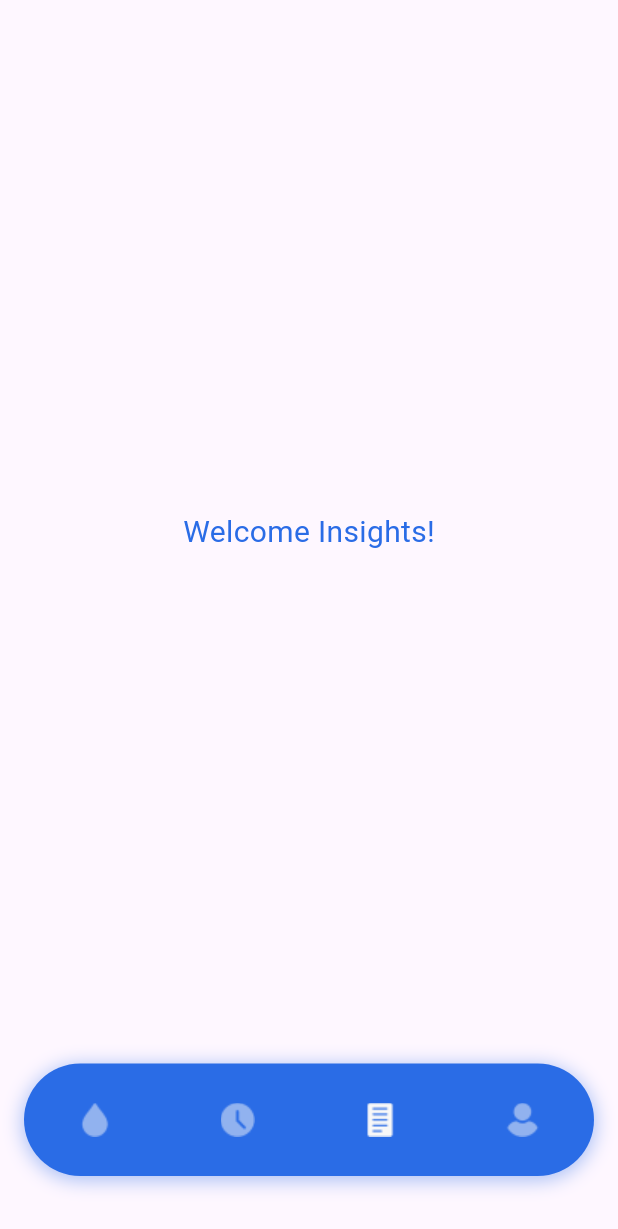
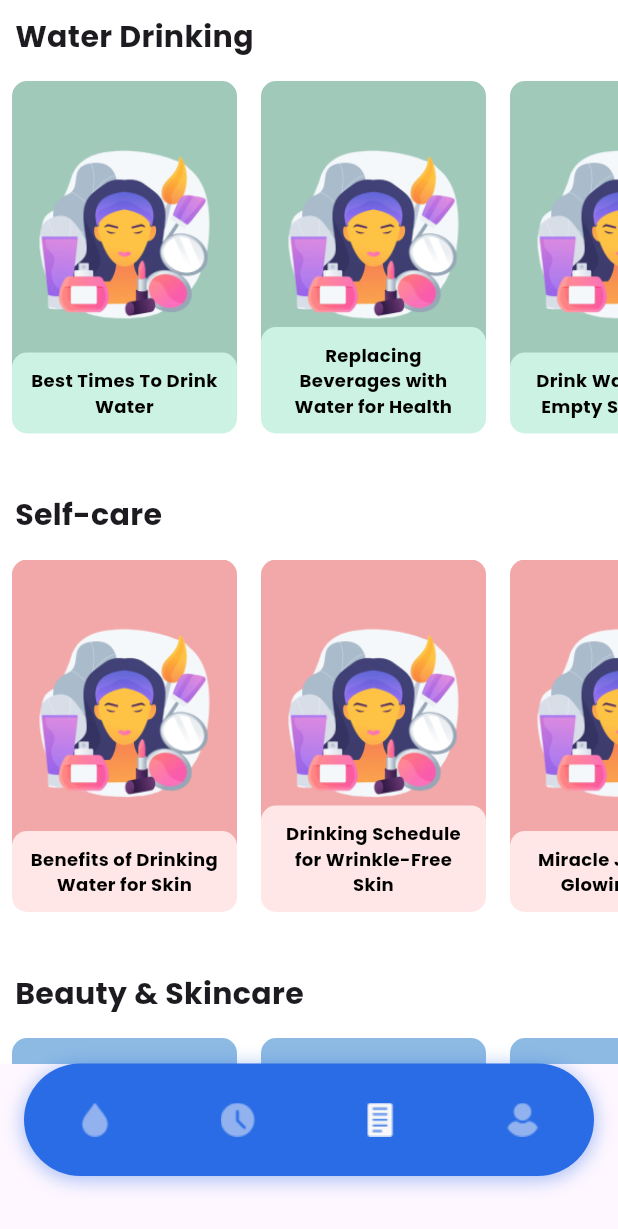
Before and after one commit to amro3z/Dr.Drink-demo-, a Flutter app: the CustomNavigationBar screen opened directly, item 3 of the bottom bar chosen, on a phone screen of 412 x 824 dp. Shown: the top 1229 px of the screen. Run offline on Flutter 3.47's test engine with Material 3 defaults, Android fonts, the phone set to English and light mode, and no system bars; our stand-ins replace awesome_dialog, connectivity_plus, dio, firebase_auth, firebase_core, fl_chart and 8 more; accounts and stored records are empty; network calls fail.

Commit message:
Insights UI

```diff
--- a/lib/main.dart
+++ b/lib/main.dart
@@ -1,4 +1,4 @@
-import 'package:dr_drink/componnent/navigation_bar.dart';
+import 'package:dr_drink/screens/insights_screen.dart';
 import 'package:dr_drink/screens/splash_screen.dart';
 import 'package:firebase_auth/firebase_auth.dart';
 import 'package:flutter/material.dart';
@@ -44,7 +44,6 @@ class Main extends StatefulWidget {
 }
 
 class _MainState extends State<Main> {
-
   @override
   void initState() {
     FirebaseAuth.instance.authStateChanges().listen((User? user) {
@@ -61,9 +60,9 @@ class _MainState extends State<Main> {
     return BlocProvider(
       create: (context) =>
           WeatherCubit()..getWeather(), // تأكد من استدعاء getWeather هنا
-      child:  const MaterialApp(
+      child: const MaterialApp(
         debugShowCheckedModeBanner: false,
-        home: SplashScreen(),
+        home: const InsightsPage(),
       ),
     );
   }
--- a/lib/screens/insights_screen.dart
+++ b/lib/screens/insights_screen.dart
@@ -1,21 +1,37 @@
 import 'package:flutter/material.dart';
-
-import '../values/color.dart';
+import 'package:flutter/services.dart'; // استيراد SystemChrome
+import 'package:dr_drink/shares/card.dart';
 
 class InsightsPage extends StatelessWidget {
   const InsightsPage({Key? key}) : super(key: key);
+
   @override
   Widget build(BuildContext context) {
-    return const Scaffold(
-        body: Stack(children: [
-          Align(
-            alignment: Alignment(0, 0),
-            child: Text(
-              'Welcome Insights!',
-              style: TextStyle(color: MyColor.blue, fontSize: 20),
-            ),
+    // تخلي شريط الحالة شفاف
+    SystemChrome.setSystemUIOverlayStyle(
+      const SystemUiOverlayStyle(
+        statusBarColor: Colors.white, // شريط الحالة شفاف
+        statusBarIconBrightness:
+            Brightness.dark, // الأيقونات تبقى غامقة عشان الخلفية فاتحة
+      ),
+    );
+
+    return Scaffold(
+      backgroundColor: Colors.white,
+      appBar: PreferredSize(
+        preferredSize: const Size.fromHeight(10), // تقدر تتحكم في الارتفاع هنا
+        child: AppBar(
+          backgroundColor: Colors.white, // الخلفية شفافة
+          elevation: 0, // مفيش ظل ولا تأثير
+        ),
+      ),
+      body: const CustomScrollView(
+        slivers: [
+          SliverToBoxAdapter(
+            child: MyCard(), // الكارت بتاعك
           ),
-
-        ]));
+        ],
+      ),
+    );
   }
 }
--- a/lib/screens/profile_screen.dart
+++ b/lib/screens/profile_screen.dart
@@ -1,8 +1,6 @@
 import 'package:dr_drink/screens/login_screen.dart';
 import 'package:firebase_auth/firebase_auth.dart';
 import 'package:flutter/material.dart';
-
-import '../values/color.dart';
 
 class ProfilePage extends StatefulWidget {
   const ProfilePage({Key? key}) : super(key: key);
--- a/lib/screens/splash_screen.dart
+++ b/lib/screens/splash_screen.dart
@@ -1,7 +1,6 @@
 import 'dart:developer';
 
 import 'package:dr_drink/componnent/navigation_bar.dart';
-import 'package:dr_drink/screens/home_screen.dart';
 import 'package:dr_drink/screens/login_screen.dart';
 import 'package:firebase_auth/firebase_auth.dart';
 
--- /dev/null
+++ b/lib/shares/card.dart
@@ -0,0 +1,261 @@
+import 'package:dr_drink/values/color.dart';
+import 'package:flutter/material.dart';
+
+class InsightsCard extends StatelessWidget {
+  const InsightsCard(
+      {super.key,
+      required this.backcolor,
+      required this.cardcolor,
+      required this.text,
+      required this.path});
+  final Color backcolor;
+  final Color cardcolor;
+  final String text;
+  final String path;
+  @override
+  Widget build(BuildContext context) {
+    return Stack(
+      clipBehavior:
+          Clip.none, // يسمح للمستطيل الصغير بالخروج خارج حدود المستطيل الكبير
+      children: [
+        Container(
+          decoration: BoxDecoration(
+            borderRadius: BorderRadius.circular(10),
+            color: backcolor,
+          ),
+          height: 200,
+          width: 150,
+        ),
+        // وضع الصورة في منتصف المستطيل الكبير
+        Positioned(
+          top: 0, // الصورة تبدأ من أعلى البطاقة
+          left: 0,
+          bottom: 65, // ترك مساحة للنص أسفل الصورة
+          right: 0,
+          child: Image(
+            image: AssetImage(path),
+            width: 50,
+            height: 50,
+            fit: BoxFit.contain, // لضمان أن الصورة مناسبة للحجم
+          ),
+        ),
+        // المستطيل الصغير موضوع تحت المستطيل الكبير بالكامل
+        Positioned(
+          bottom: 35, // هنا نتحكم في ظهور جزء من المستطيل أسفل المستطيل الكبير
+          left: 0,
+          right: 0,
+          child: Container(
+            padding: const EdgeInsets.all(10),
+            decoration: BoxDecoration(
+              borderRadius: BorderRadius.circular(10),
+              color: cardcolor,
+            ),
+            child: Text(
+              text,
+              style: const TextStyle(
+                  color: Colors.black,
+                  fontSize: 12,
+                  fontFamily: 'Poppins',
+                  fontWeight: FontWeight.bold),
+              textAlign: TextAlign.center,
+            ),
+          ),
+        ),
+      ],
+    );
+  }
+}
+
+class ListCard extends StatefulWidget {
+  const ListCard({super.key, required this.categoryCard});
+  final List<InsightsCard> categoryCard;
+
+  @override
+  State<ListCard> createState() => _ListCardState();
+}
+
+class _ListCardState extends State<ListCard> {
+  @override
+  Widget build(BuildContext context) {
+    return SizedBox(
+      height: 270,
+      child: ListView.builder(
+        scrollDirection: Axis.horizontal, // الاتجاه الأفقي
+        itemCount: widget.categoryCard.length,
+        itemBuilder: (context, index) {
+          return Padding(
+            padding: const EdgeInsets.symmetric(
+                horizontal: 8.0), // مسافة بسيطة بين الكروت
+            child: widget.categoryCard[index],
+          );
+        },
+      ),
+    );
+  }
+}
+
+class MyCard extends StatelessWidget {
+  const MyCard({super.key});
+
+  @override
+  Widget build(BuildContext context) {
+    return const Column(
+      crossAxisAlignment: CrossAxisAlignment.start,
+      mainAxisAlignment: MainAxisAlignment.start,
+      children: [
+        Padding(
+          padding: EdgeInsets.only(bottom: 15, left: 10),
+          child: Text(
+            'Water Drinking',
+            style: TextStyle(
+                fontWeight: FontWeight.bold,
+                fontSize: 20,
+                fontFamily: "Poppins"),
+          ),
+        ),
+        ListCard(
+          categoryCard: [
+            InsightsCard(
+              backcolor: MyColor.frow,
+              cardcolor: MyColor.fcrow,
+              path: "assets/image/skincare.png",
+              text: 'Best Times To Drink Water',
+            ),
+            InsightsCard(
+              backcolor: MyColor.frow,
+              cardcolor: MyColor.fcrow,
+              path: "assets/image/skincare.png",
+              text: 'Replacing Beverages with Water for Health',
+            ),
+            InsightsCard(
+              backcolor: MyColor.frow,
+              cardcolor: MyColor.fcrow,
+              path: "assets/image/skincare.png",
+              text: 'Drink Water on an Empty Stomach?',
+            ),
+            InsightsCard(
+              backcolor: MyColor.frow,
+              cardcolor: MyColor.fcrow,
+              path: "assets/image/skincare.png",
+              text: 'Avoid These Water Drinking Mistakes',
+            ),
+          ],
+        ),
+        Padding(
+          padding: EdgeInsets.only(bottom: 15, top: 5, left: 10),
+          child: Text(
+            'Self-care',
+            style: TextStyle(
+                fontWeight: FontWeight.bold,
+                fontSize: 20,
+                fontFamily: "Poppins"),
+          ),
+        ),
+        ListCard(
+          categoryCard: [
+            InsightsCard(
+              backcolor: MyColor.srow,
+              cardcolor: MyColor.scrow,
+              path: "assets/image/skincare.png",
+              text: 'Benefits of Drinking Water for Skin',
+            ),
+            InsightsCard(
+              backcolor: MyColor.srow,
+              cardcolor: MyColor.scrow,
+              path: "assets/image/skincare.png",
+              text: 'Drinking Schedule for Wrinkle-Free Skin',
+            ),
+            InsightsCard(
+              backcolor: MyColor.srow,
+              cardcolor: MyColor.scrow,
+              path: "assets/image/skincare.png",
+              text: 'Miracle Juices for Glowing Skin',
+            ),
+            InsightsCard(
+              backcolor: MyColor.srow,
+              cardcolor: MyColor.scrow,
+              path: "assets/image/skincare.png",
+              text: 'Hot and Cold Water Benefits for Skin',
+            ),
+          ],
+        ),
+        Padding(
+          padding: EdgeInsets.only(bottom: 15, top: 5, left: 10),
+          child: Text(
+            'Beauty & Skincare',
+            style: TextStyle(
+                fontWeight: FontWeight.bold,
+                fontSize: 20,
+                fontFamily: "Poppins"),
+          ),
+        ),
+        ListCard(
+          categoryCard: [
+            InsightsCard(
+              backcolor: MyColor.trow,
+              cardcolor: MyColor.tcrow,
+              path: "assets/image/skincare.png",
+              text: 'Herbal Teas for Better Mental Health',
+            ),
+            InsightsCard(
+              backcolor: MyColor.trow,
+              cardcolor: MyColor.tcrow,
+              path: "assets/image/skincare.png",
+              text: 'Miracle Juices for Glowing Skin',
+            ),
+            InsightsCard(
+              backcolor: MyColor.trow,
+              cardcolor: MyColor.tcrow,
+              path: "assets/image/skincare.png",
+              text: 'Benfits of Hydration for Exercise',
+            ),
+            InsightsCard(
+              backcolor: MyColor.trow,
+              cardcolor: MyColor.tcrow,
+              path: "assets/image/skincare.png",
+              text: 'Hot Water Benefits for skin',
+            ),
+          ],
+        ),
+        Padding(
+          padding: EdgeInsets.only(bottom: 15, top: 5, left: 10),
+          child: Text(
+            'Water Drinking',
+            style: TextStyle(
+                fontWeight: FontWeight.bold,
+                fontSize: 20,
+                fontFamily: "Poppins"),
+          ),
+        ),
+        ListCard(
+          categoryCard: [
+            InsightsCard(
+              backcolor: MyColor.forow,
+              cardcolor: MyColor.focrow,
+              path: "assets/image/skincare.png",
+              text: 'Drink Milk Before Bed to Relieve Stress',
+            ),
+            InsightsCard(
+              backcolor: MyColor.forow,
+              cardcolor: MyColor.focrow,
+              path: "assets/image/skincare.png",
+              text: 'Stop Anxiety by Drinking Water',
+            ),
+            InsightsCard(
+              backcolor: MyColor.forow,
+              cardcolor: MyColor.focrow,
+              path: "assets/image/skincare.png",
+              text: 'Replacing Beverages with Water for Health',
+            ),
+            InsightsCard(
+              backcolor: MyColor.forow,
+              cardcolor: MyColor.focrow,
+              path: "assets/image/skincare.png",
+              text: 'Drink Water on an Empty Stomach?',
+            ),
+          ],
+        ),
+      ],
+    );
+  }
+}
--- a/lib/values/color.dart
+++ b/lib/values/color.dart
@@ -4,4 +4,12 @@ class MyColor {
   static const Color blue = Color(0xFF2A6CE6);
   static const Color lightblue = Color(0xFFE3EAF6);
   static const Color white = Color(0xFFFFFFFF);
+  static const Color frow = Color(0xFFA0C9B9);
+  static const Color fcrow = Color(0xFFCCF2E3);
+  static const Color srow = Color(0xFFF2A8A9);
+  static const Color scrow = Color(0xFFFFE7E7);
+  static const Color trow = Color(0xFF8DBAE3);
+  static const Color tcrow = Color(0xFFC9E4FF);
+  static const Color forow = Color(0xFFA1AFE0);
+  static const Color focrow = Color(0xFFD6DFFF);
 }
```
Also changed, not shown: lib/HINTS.dart (added, +109 -0 lines), assets/image/skincare.png (added).
